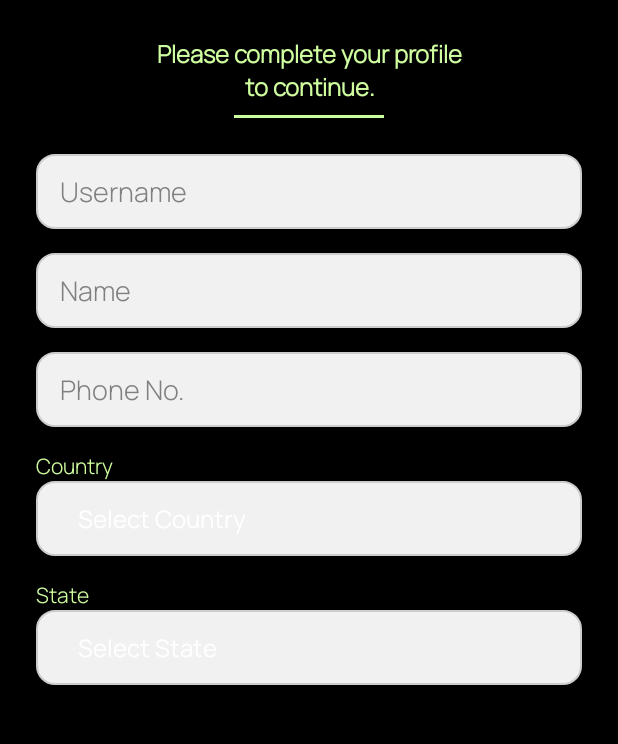
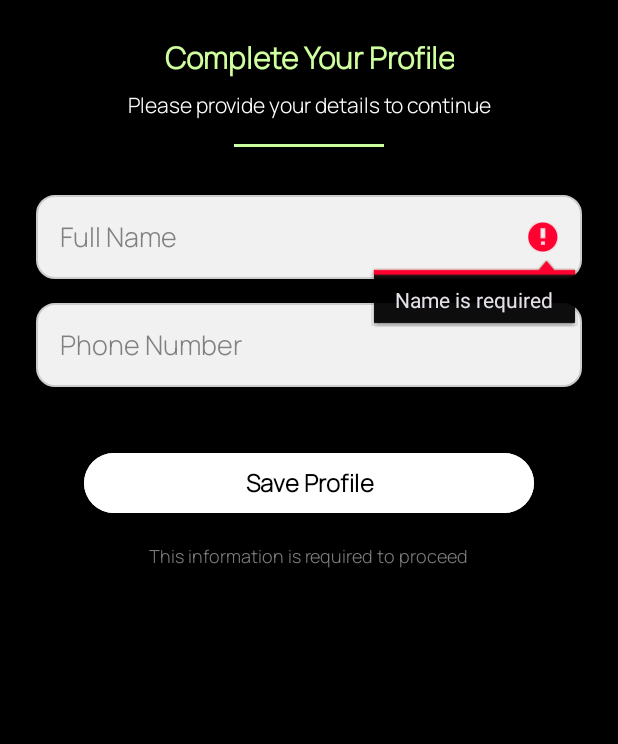
Before and after one commit to Radhikaag2006/CarboMetric-Algoverse, an Android app: the NextDetailsFormActivity screen opened directly, with no data from a screen before it, after a tap on "Save Profile", on a phone screen of 412 x 824 dp, the part 276-1020 px from its top. Run offline under Robolectric (Android 15) with nearby library versions, the phone set to English and light mode, and no system bars; our stand-ins replace Firebase (no records; nobody signed in at launch, a user with empty details on screens opened directly).

Commit message:
refactor profile details flow and enhance user preferences management

```diff
--- a/app/src/main/java/com/radhikaagrawal/carbometricnew/NextDetailsFormActivity.kt
+++ b/app/src/main/java/com/radhikaagrawal/carbometricnew/NextDetailsFormActivity.kt
@@ -10,12 +10,10 @@ import com.google.firebase.firestore.FirebaseFirestore
 
 class NextDetailsFormActivity : AppCompatActivity() {
 
-    private lateinit var etUsername: EditText
     private lateinit var etName: EditText
     private lateinit var etPhone: EditText
-    private lateinit var spinnerCountry: Spinner
-    private lateinit var spinnerState: Spinner
     private lateinit var btnSaveProfile: MaterialButton
+    private lateinit var userPreferences: UserPreferences
 
     private val auth = FirebaseAuth.getInstance()
     private val db = FirebaseFirestore.getInstance()
@@ -25,32 +23,21 @@ class NextDetailsFormActivity : AppCompatActivity() {
         setContentView(R.layout.activity_next_details_form)
 
         // Initialize Views
-        etUsername = findViewById(R.id.etUsername)
         etName = findViewById(R.id.etName)
         etPhone = findViewById(R.id.etPhone)
-        spinnerCountry = findViewById(R.id.spinnerItem1)
-        spinnerState = findViewById(R.id.spinnerItem2)
         btnSaveProfile = findViewById(R.id.btnSaveProfile)
+        userPreferences = UserPreferences(this)
 
-        // Setup Spinners
-        val countryList = listOf("Select Country", "India", "USA", "Canada")
-        val stateList = listOf("Select State", "Delhi", "California", "New York")
-
-        val countryAdapter = ArrayAdapter(
-            this,
-            R.layout.spinner_item,
-            R.id.spinnerItemText,
-            countryList
-        )
-        spinnerCountry.adapter = countryAdapter
-
-        val stateAdapter = ArrayAdapter(
-            this,
-            R.layout.spinner_item,
-            R.id.spinnerItemText,
-            stateList
-        )
-        spinnerState.adapter = stateAdapter
+        // Prefill name if available from signup
+        val userName = intent.getStringExtra("userName")
+        if (!userName.isNullOrEmpty()) {
+            etName.setText(userName)
+        } else {
+            // Try to get name from preferences
+            userPreferences.getUserName()?.let { name ->
+                etName.setText(name)
+            }
+        }
 
         // Save profile on button click
         btnSaveProfile.setOnClickListener {
@@ -58,44 +45,99 @@ class NextDetailsFormActivity : AppCompatActivity() {
         }
     }
 
+    @Deprecated("This method has been deprecated in favor of using the\n      {@link OnBackPressedDispatcher} via {@link #getOnBackPressedDispatcher()}.\n      The OnBackPressedDispatcher controls how back button events are dispatched\n      to one or more {@link OnBackPressedCallback} objects.")
+    override fun onBackPressed() {
+        // Instead of blocking, close the app
+        // When user reopens, they'll be forced to complete the form again
+        finishAffinity() // This closes the entire app task stack
+    }
+
     private fun saveProfile() {
-        val username = etUsername.text.toString().trim()
         val name = etName.text.toString().trim()
         val phone = etPhone.text.toString().trim()
-        val country = spinnerCountry.selectedItem.toString()
-        val state = spinnerState.selectedItem.toString()
         val uid = auth.currentUser?.uid
+        val email = auth.currentUser?.email
 
-        if (uid == null) {
-            Toast.makeText(this, "User not logged in", Toast.LENGTH_SHORT).show()
+        if (uid == null || email == null) {
+            Toast.makeText(this, "User not logged in properly", Toast.LENGTH_SHORT).show()
             return
         }
 
-        if (username.isEmpty() || name.isEmpty() || phone.isEmpty()
-            || country == "Select Country" || state == "Select State") {
-            Toast.makeText(this, "Please fill all fields correctly", Toast.LENGTH_SHORT).show()
+        // Validate input fields
+        if (!isValidInput(name, phone)) {
             return
         }
 
         val userData = hashMapOf(
-            "username" to username,
             "name" to name,
             "phone" to phone,
-            "country" to country,
-            "state" to state,
-            "uid" to uid
+            "email" to email,
+            "uid" to uid,
+            "createdAt" to com.google.firebase.Timestamp.now()
         )
+
+        // Show loading state
+        btnSaveProfile.isEnabled = false
+        btnSaveProfile.text = "Saving..."
 
         db.collection("users").document(uid)
             .set(userData)
             .addOnSuccessListener {
-                Toast.makeText(this, "Profile saved!", Toast.LENGTH_SHORT).show()
+                // Mark that user has completed their profile details
+                userPreferences.setHasCompletedDetails(true)
+                userPreferences.setUserName(name) // Update the name in preferences
+
+                Toast.makeText(this, "Profile saved successfully!", Toast.LENGTH_SHORT).show()
                 val intent = Intent(this, AddTransactionActivity::class.java)
                 startActivity(intent)
                 finish() // finish this activity to prevent going back with back button
             }
-            .addOnFailureListener {
-                Toast.makeText(this, "Failed to save: ${it.message}", Toast.LENGTH_SHORT).show()
+            .addOnFailureListener { exception ->
+                // Reset button state
+                btnSaveProfile.isEnabled = true
+                btnSaveProfile.text = "Save Profile"
+
+                Toast.makeText(this, "Failed to save profile: ${exception.message}", Toast.LENGTH_SHORT).show()
             }
     }
+
+    private fun isValidInput(name: String, phone: String): Boolean {
+        // Validate name
+        if (name.isEmpty()) {
+            etName.error = "Name is required"
+            etName.requestFocus()
+            return false
+        }
+
+        if (name.length < 2) {
+            etName.error = "Name must be at least 2 characters"
+            etName.requestFocus()
+            return false
+        }
+
+        if (!name.matches(Regex("^[a-zA-Z\\s]+$"))) {
+            etName.error = "Name can only contain letters and spaces"
+            etName.requestFocus()
+            return false
+        }
+
+        // Validate phone
+        if (phone.isEmpty()) {
+            etPhone.error = "Phone number is required"
+            etPhone.requestFocus()
+            return false
+        }
+
+        if (!phone.matches(Regex("^[+]?[0-9]{10,15}$"))) {
+            etPhone.error = "Please enter a valid phone number (10-15 digits)"
+            etPhone.requestFocus()
+            return false
+        }
+
+        // Clear any existing errors
+        etName.error = null
+        etPhone.error = null
+
+        return true
+    }
 }
--- a/app/src/main/res/layout/activity_next_details_form.xml
+++ b/app/src/main/res/layout/activity_next_details_form.xml
@@ -24,11 +24,21 @@
         <TextView
             android:layout_width="wrap_content"
             android:layout_height="wrap_content"
-            android:text="Please complete your profile\nto continue."
+            android:text="Complete Your Profile"
             android:textColor="#D0FFA0"
-            android:textSize="16sp"
+            android:textSize="20sp"
             android:textStyle="bold"
             android:layout_marginTop="24dp"
+            android:gravity="center"
+            android:fontFamily="@font/manrope_light"/>
+
+        <TextView
+            android:layout_width="wrap_content"
+            android:layout_height="wrap_content"
+            android:text="Please provide your details to continue"
+            android:textColor="#FFFFFF"
+            android:textSize="14sp"
+            android:layout_marginTop="8dp"
             android:gravity="center"
             android:fontFamily="@font/manrope_light"/>
 
@@ -36,95 +46,66 @@
             android:layout_width="100dp"
             android:layout_height="2dp"
             android:background="#CBFF9F"
-            android:layout_marginTop="8dp" />
+            android:layout_marginTop="16dp" />
 
+        <!-- Name Field -->
         <EditText
-            android:id="@+id/etUsername"
+            android:id="@+id/etName"
             android:layout_width="match_parent"
-            android:layout_height="50dp"
-            android:layout_marginTop="24dp"
-            android:hint="Username"
-            android:textColor="#FFFFFF"
+            android:layout_height="56dp"
+            android:layout_marginTop="32dp"
+            android:hint="Full Name"
+            android:inputType="textPersonName|textCapWords"
+            android:textColor="#000000"
             android:textColorHint="#808080"
             android:background="@drawable/edit_text_bg"
             android:paddingHorizontal="16dp"
-            android:fontFamily="@font/manrope_light"/>
+            android:fontFamily="@font/manrope_light"
+            android:maxLines="1"
+            android:imeOptions="actionNext"/>
 
-        <!-- Name -->
+        <!-- Phone Field -->
         <EditText
-            android:id="@+id/etName"
+            android:id="@+id/etPhone"
             android:layout_width="match_parent"
-            android:layout_height="50dp"
+            android:layout_height="56dp"
             android:layout_marginTop="16dp"
-            android:hint="Name"
-            android:textColor="#FFFFFF"
+            android:hint="Phone Number"
+            android:inputType="phone"
+            android:textColor="#000000"
             android:textColorHint="#808080"
             android:background="@drawable/edit_text_bg"
             android:paddingHorizontal="16dp"
-            android:fontFamily="@font/manrope_light"/>
-
-        <!-- Phone -->
-        <EditText
-            android:id="@+id/etPhone"
-            android:layout_width="match_parent"
-            android:layout_height="50dp"
-            android:layout_marginTop="16dp"
-            android:hint="Phone No."
-            android:inputType="phone"
-            android:textColor="#FFFFFF"
-            android:textColorHint="#808080"
-            android:background="@drawable/edit_text_bg"
-            android:paddingHorizontal="16dp"
-            android:fontFamily="@font/manrope_light"/>
-
-        <!-- Country Label -->
-        <TextView
-            android:layout_width="match_parent"
-            android:layout_height="wrap_content"
-            android:text="Country"
-            android:textColor="#D0FFA0"
-            android:layout_marginTop="16dp"
-            android:fontFamily="@font/manrope_light" />
-
-        <Spinner
-            android:id="@+id/spinnerItem1"
-            android:layout_width="match_parent"
-            android:layout_height="50dp"
-            android:background="@drawable/edit_text_bg"
-            android:paddingHorizontal="16dp"
-            android:fontFamily="@font/manrope_light"/>
-
-        <!-- State Label -->
-        <TextView
-            android:layout_width="match_parent"
-            android:layout_height="wrap_content"
-            android:text="State"
-            android:textColor="#D0FFA0"
-            android:layout_marginTop="16dp"
-            android:fontFamily="@font/manrope_light" />
-
-        <Spinner
-            android:id="@+id/spinnerItem2"
-            android:layout_width="match_parent"
-            android:layout_height="50dp"
-            android:background="@drawable/edit_text_bg"
-            android:paddingHorizontal="16dp"
-            android:fontFamily="@font/manrope_light"/>
+            android:fontFamily="@font/manrope_light"
+            android:maxLines="1"
+            android:imeOptions="actionDone"/>
 
         <!-- Save Profile Button -->
         <com.google.android.material.button.MaterialButton
             android:id="@+id/btnSaveProfile"
-            android:layout_width="wrap_content"
-            android:layout_height="35dp"
-            android:layout_marginTop="32dp"
-            android:background="@drawable/button_background"
+            android:layout_width="match_parent"
+            android:layout_height="48dp"
+            android:layout_marginTop="40dp"
+            android:layout_marginHorizontal="32dp"
+            android:backgroundTint="#FFFFFF"
             android:elevation="2dp"
             android:fontFamily="@font/manrope_light"
             android:text="Save Profile"
             android:textColor="#000000"
-            android:textSize="12sp"
+            android:textSize="16sp"
             android:textStyle="bold"
             app:backgroundTint="@null" />
 
+        <!-- Info Text -->
+        <TextView
+            android:layout_width="wrap_content"
+            android:layout_height="wrap_content"
+            android:text="This information is required to proceed"
+            android:textColor="#808080"
+            android:textSize="12sp"
+            android:layout_marginTop="16dp"
+            android:gravity="center"
+            android:fontFamily="@font/manrope_light"/>
+
     </LinearLayout>
 </ScrollView>
--- a/app/src/main/res/layout/spinner_item.xml
+++ b/app/src/main/res/layout/spinner_item.xml
@@ -3,7 +3,7 @@
     android:id="@+id/spinnerItemText"
     android:layout_width="match_parent"
     android:layout_height="wrap_content"
-    android:textColor="#FFFFFF"
+    android:textColor="#000000"
     android:padding="12dp"
     android:textSize="16sp"
     android:background="@android:color/transparent"
```
Also changed, not shown: app/src/main/java/com/radhikaagrawal/carbometricnew/LoginActivity.kt (+20 -3 lines), app/src/main/java/com/radhikaagrawal/carbometricnew/SignUpActivity.kt (+8 -0 lines), app/src/main/java/com/radhikaagrawal/carbometricnew/SplashScreen.kt (+29 -2 lines), app/src/main/java/com/radhikaagrawal/carbometricnew/UserPreferences.kt (added, +62 -0 lines).
